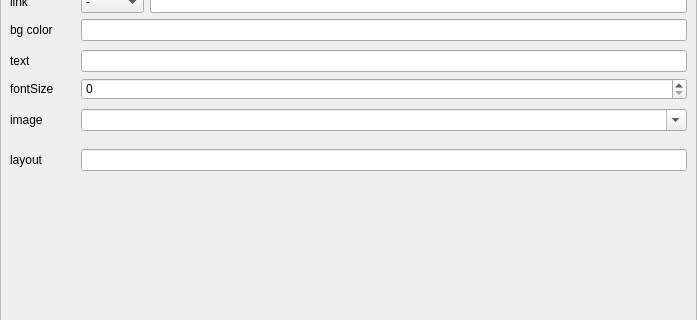
The window that n_layout_prop_edit.ui (h13i32maru/navyjs-legacy2) describes before a commit, drawn with Qt 5; both pictures show x 0 to 697 and y 159 to 479 of the 697 by 647 pixel window.
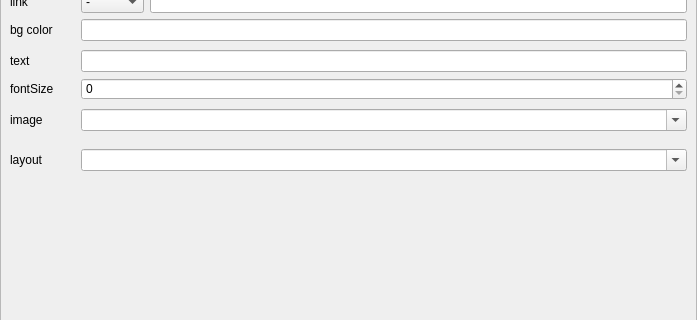
The same window after the commit.

Commit message: レイアウトもコンボボックスで選べるようにした

Patch:
```diff
--- a/n_layout_prop_edit.ui
+++ b/n_layout_prop_edit.ui
@@ -273,8 +273,21 @@
           <property name="bottomMargin">
            <number>0</number>
           </property>
+          <item row="1" column="1">
+           <widget class="QComboBox" name="extraContentLayout">
+            <property name="editable">
+             <bool>true</bool>
+            </property>
+           </widget>
+          </item>
           <item row="1" column="0">
            <widget class="QLabel" name="label_8">
+            <property name="sizePolicy">
+             <sizepolicy hsizetype="Fixed" vsizetype="Preferred">
+              <horstretch>0</horstretch>
+              <verstretch>0</verstretch>
+             </sizepolicy>
+            </property>
             <property name="toolTip">
              <string>content layout file</string>
             </property>
@@ -283,9 +296,6 @@
             </property>
            </widget>
           </item>
-          <item row="1" column="2">
-           <widget class="QLineEdit" name="extraContentLayout"/>
-          </item>
          </layout>
         </widget>
        </item>
```
The commit also changes 1 other file.
